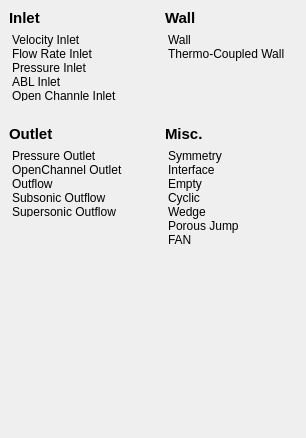
Qt form baramFlow/view/setup/boundary_conditions/boundary_type_picker.ui (nextfoam/baram) before a commit.
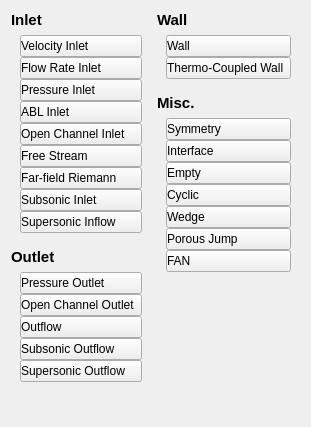
The same form after that commit. Custom widgets are drawn as their Qt base class.

Commit message: boundary type 선택 팝업을 버튼으로 구성

```diff
--- a/baramFlow/view/setup/boundary_conditions/boundary_type_picker.ui
+++ b/baramFlow/view/setup/boundary_conditions/boundary_type_picker.ui
@@ -6,29 +6,17 @@
    <rect>
     <x>0</x>
     <y>0</y>
-    <width>306</width>
-    <height>438</height>
+    <width>308</width>
+    <height>427</height>
    </rect>
   </property>
   <property name="windowTitle">
    <string>Form</string>
   </property>
   <layout class="QHBoxLayout" name="horizontalLayout">
-   <property name="leftMargin">
-    <number>0</number>
-   </property>
-   <property name="topMargin">
-    <number>0</number>
-   </property>
-   <property name="rightMargin">
-    <number>0</number>
-   </property>
-   <property name="bottomMargin">
-    <number>0</number>
-   </property>
    <item>
     <widget class="QWidget" name="widget" native="true">
-     <layout class="QVBoxLayout" name="verticalLayout">
+     <layout class="QVBoxLayout" name="verticalLayout_3">
       <property name="leftMargin">
        <number>0</number>
       </property>
@@ -41,9 +29,6 @@
       <property name="bottomMargin">
        <number>0</number>
       </property>
-      <item>
-       <widget class="QWidget" name="widget_3" native="true">
-        <layout class="QVBoxLayout" name="verticalLayout_6">
          <item>
           <widget class="QLabel" name="label">
            <property name="sizePolicy">
@@ -64,88 +49,188 @@
           </widget>
          </item>
          <item>
-          <widget class="QListWidget" name="inletTypes">
+       <widget class="QWidget" name="widget_3" native="true">
+        <layout class="QVBoxLayout" name="verticalLayout">
+         <property name="spacing">
+          <number>0</number>
+         </property>
+         <property name="topMargin">
+          <number>0</number>
+         </property>
+         <item>
+          <widget class="FlatPushButton" name="velocityInlet">
            <property name="sizePolicy">
-            <sizepolicy hsizetype="Expanding" vsizetype="Preferred">
+            <sizepolicy hsizetype="Expanding" vsizetype="Fixed">
              <horstretch>0</horstretch>
              <verstretch>0</verstretch>
             </sizepolicy>
            </property>
            <property name="styleSheet">
-            <string notr="true">QListWidget {background-color: transparent} QListWidget::item {padding:3
-px}</string>
+            <string notr="true">text-align:left</string>
            </property>
-           <property name="frameShape">
-            <enum>QFrame::NoFrame</enum>
-           </property>
-           <property name="verticalScrollBarPolicy">
-            <enum>Qt::ScrollBarAlwaysOff</enum>
-           </property>
-           <property name="horizontalScrollBarPolicy">
-            <enum>Qt::ScrollBarAlwaysOff</enum>
-           </property>
-           <property name="sizeAdjustPolicy">
-            <enum>QAbstractScrollArea::AdjustToContents</enum>
-           </property>
-           <property name="autoScroll">
-            <bool>false</bool>
-           </property>
-           <property name="editTriggers">
-            <set>QAbstractItemView::NoEditTriggers</set>
-           </property>
-           <item>
             <property name="text">
              <string>Velocity Inlet</string>
             </property>
+           <attribute name="buttonGroup">
+            <string notr="true">buttonGroup</string>
+           </attribute>
+          </widget>
            </item>
            <item>
+          <widget class="FlatPushButton" name="flowRateInlet">
+           <property name="sizePolicy">
+            <sizepolicy hsizetype="Expanding" vsizetype="Fixed">
+             <horstretch>0</horstretch>
+             <verstretch>0</verstretch>
+            </sizepolicy>
+           </property>
+           <property name="styleSheet">
+            <string notr="true">text-align:left</string>
+           </property>
             <property name="text">
              <string>Flow Rate Inlet</string>
             </property>
+           <attribute name="buttonGroup">
+            <string notr="true">buttonGroup</string>
+           </attribute>
+          </widget>
            </item>
            <item>
+          <widget class="FlatPushButton" name="pressureInlet">
+           <property name="sizePolicy">
+            <sizepolicy hsizetype="Expanding" vsizetype="Fixed">
+             <horstretch>0</horstretch>
+             <verstretch>0</verstretch>
+            </sizepolicy>
+           </property>
+           <property name="styleSheet">
+            <string notr="true">text-align:left</string>
+           </property>
             <property name="text">
              <string>Pressure Inlet</string>
             </property>
+           <attribute name="buttonGroup">
+            <string notr="true">buttonGroup</string>
+           </attribute>
+          </widget>
            </item>
            <item>
+          <widget class="FlatPushButton" name="ABLInlet">
+           <property name="sizePolicy">
+            <sizepolicy hsizetype="Expanding" vsizetype="Fixed">
+             <horstretch>0</horstretch>
+             <verstretch>0</verstretch>
+            </sizepolicy>
+           </property>
+           <property name="styleSheet">
+            <string notr="true">text-align:left</string>
+           </property>
             <property name="text">
              <string>ABL Inlet</string>
             </property>
+           <attribute name="buttonGroup">
+            <string notr="true">buttonGroup</string>
+           </attribute>
+          </widget>
            </item>
            <item>
+          <widget class="FlatPushButton" name="openChannelInlet">
+           <property name="sizePolicy">
+            <sizepolicy hsizetype="Expanding" vsizetype="Fixed">
+             <horstretch>0</horstretch>
+             <verstretch>0</verstretch>
+            </sizepolicy>
+           </property>
+           <property name="styleSheet">
+            <string notr="true">text-align:left</string>
+           </property>
             <property name="text">
-             <string>Open Channle Inlet</string>
-            </property>
+            <string>Open Channel Inlet</string>
+           </property>
+           <attribute name="buttonGroup">
+            <string notr="true">buttonGroup</string>
+           </attribute>
+          </widget>
            </item>
            <item>
+          <widget class="FlatPushButton" name="freeStream">
+           <property name="sizePolicy">
+            <sizepolicy hsizetype="Expanding" vsizetype="Fixed">
+             <horstretch>0</horstretch>
+             <verstretch>0</verstretch>
+            </sizepolicy>
+           </property>
+           <property name="styleSheet">
+            <string notr="true">text-align:left</string>
+           </property>
             <property name="text">
              <string>Free Stream</string>
             </property>
+           <attribute name="buttonGroup">
+            <string notr="true">buttonGroup</string>
+           </attribute>
+          </widget>
            </item>
            <item>
+          <widget class="FlatPushButton" name="farFieldRiemann">
+           <property name="sizePolicy">
+            <sizepolicy hsizetype="Expanding" vsizetype="Fixed">
+             <horstretch>0</horstretch>
+             <verstretch>0</verstretch>
+            </sizepolicy>
+           </property>
+           <property name="styleSheet">
+            <string notr="true">text-align:left</string>
+           </property>
             <property name="text">
              <string>Far-field Riemann</string>
             </property>
+           <attribute name="buttonGroup">
+            <string notr="true">buttonGroup</string>
+           </attribute>
+          </widget>
            </item>
            <item>
+          <widget class="FlatPushButton" name="subsonicInlet">
+           <property name="sizePolicy">
+            <sizepolicy hsizetype="Expanding" vsizetype="Fixed">
+             <horstretch>0</horstretch>
+             <verstretch>0</verstretch>
+            </sizepolicy>
+           </property>
+           <property name="styleSheet">
+            <string notr="true">text-align:left</string>
+           </property>
             <property name="text">
              <string>Subsonic Inlet</string>
             </property>
+           <attribute name="buttonGroup">
+            <string notr="true">buttonGroup</string>
+           </attribute>
+          </widget>
            </item>
            <item>
+          <widget class="FlatPushButton" name="supersonicInflow">
+           <property name="sizePolicy">
+            <sizepolicy hsizetype="Expanding" vsizetype="Fixed">
+             <horstretch>0</horstretch>
+             <verstretch>0</verstretch>
+            </sizepolicy>
+           </property>
+           <property name="styleSheet">
+            <string notr="true">text-align:left</string>
+           </property>
             <property name="text">
              <string>Supersonic Inflow</string>
             </property>
-           </item>
+           <attribute name="buttonGroup">
+            <string notr="true">buttonGroup</string>
+           </attribute>
           </widget>
          </item>
         </layout>
        </widget>
       </item>
-      <item>
-       <widget class="QWidget" name="widget_4" native="true">
-        <layout class="QVBoxLayout" name="verticalLayout_3">
          <item>
           <widget class="QLabel" name="label_2">
            <property name="sizePolicy">
@@ -166,57 +251,113 @@
           </widget>
          </item>
          <item>
-          <widget class="QListWidget" name="outletTypes">
+       <widget class="QWidget" name="widget_4" native="true">
+        <layout class="QVBoxLayout" name="verticalLayout_2">
+         <property name="spacing">
+          <number>0</number>
+         </property>
+         <property name="topMargin">
+          <number>0</number>
+         </property>
+         <property name="bottomMargin">
+          <number>0</number>
+         </property>
+         <item>
+          <widget class="FlatPushButton" name="pressureOutlet">
            <property name="sizePolicy">
-            <sizepolicy hsizetype="Expanding" vsizetype="Preferred">
+            <sizepolicy hsizetype="Expanding" vsizetype="Fixed">
              <horstretch>0</horstretch>
              <verstretch>0</verstretch>
             </sizepolicy>
            </property>
            <property name="styleSheet">
-            <string notr="true">QListWidget {background-color: transparent} QListWidget::item {padding:3
-px}</string>
+            <string notr="true">text-align:left</string>
            </property>
-           <property name="frameShape">
-            <enum>QFrame::NoFrame</enum>
-           </property>
-           <property name="verticalScrollBarPolicy">
-            <enum>Qt::ScrollBarAlwaysOff</enum>
-           </property>
-           <property name="horizontalScrollBarPolicy">
-            <enum>Qt::ScrollBarAlwaysOff</enum>
-           </property>
-           <property name="sizeAdjustPolicy">
-            <enum>QAbstractScrollArea::AdjustToContents</enum>
-           </property>
-           <property name="autoScroll">
-            <bool>false</bool>
-           </property>
-           <item>
             <property name="text">
              <string>Pressure Outlet</string>
             </property>
+           <attribute name="buttonGroup">
+            <string notr="true">buttonGroup</string>
+           </attribute>
+          </widget>
            </item>
            <item>
+          <widget class="FlatPushButton" name="openChannelOutlet">
+           <property name="sizePolicy">
+            <sizepolicy hsizetype="Expanding" vsizetype="Fixed">
+             <horstretch>0</horstretch>
+             <verstretch>0</verstretch>
+            </sizepolicy>
+           </property>
+           <property name="styleSheet">
+            <string notr="true">text-align:left</string>
+           </property>
             <property name="text">
-             <string>OpenChannel Outlet</string>
-            </property>
+            <string>Open Channel Outlet</string>
+           </property>
+           <attribute name="buttonGroup">
+            <string notr="true">buttonGroup</string>
+           </attribute>
+          </widget>
            </item>
            <item>
+          <widget class="FlatPushButton" name="outflow">
+           <property name="sizePolicy">
+            <sizepolicy hsizetype="Expanding" vsizetype="Fixed">
+             <horstretch>0</horstretch>
+             <verstretch>0</verstretch>
+            </sizepolicy>
+           </property>
+           <property name="styleSheet">
+            <string notr="true">text-align:left</string>
+           </property>
             <property name="text">
              <string>Outflow</string>
             </property>
+           <attribute name="buttonGroup">
+            <string notr="true">buttonGroup</string>
+           </attribute>
+          </widget>
            </item>
            <item>
+          <widget class="FlatPushButton" name="subsonicOutflow">
+           <property name="sizePolicy">
+            <sizepolicy hsizetype="Expanding" vsizetype="Fixed">
+             <horstretch>0</horstretch>
+             <verstretch>0</verstretch>
+            </sizepolicy>
+           </property>
+           <property name="styleSheet">
+            <string notr="true">text-align:left</string>
+           </property>
             <property name="text">
              <string>Subsonic Outflow</string>
             </property>
+           <attribute name="buttonGroup">
+            <string notr="true">buttonGroup</string>
+           </attribute>
+          </widget>
            </item>
            <item>
+          <widget class="FlatPushButton" name="supersonicOutflow">
+           <property name="sizePolicy">
+            <sizepolicy hsizetype="Expanding" vsizetype="Fixed">
+             <horstretch>0</horstretch>
+             <verstretch>0</verstretch>
+            </sizepolicy>
+           </property>
+           <property name="styleSheet">
+            <string notr="true">text-align:left</string>
+           </property>
             <property name="text">
              <string>Supersonic Outflow</string>
             </property>
-           </item>
+           <attribute name="buttonGroup">
+            <string notr="true">buttonGroup</string>
+           </attribute>
+          </widget>
+         </item>
+        </layout>
           </widget>
          </item>
          <item>
@@ -235,12 +376,9 @@
         </layout>
        </widget>
       </item>
-     </layout>
-    </widget>
-   </item>
    <item>
     <widget class="QWidget" name="widget_2" native="true">
-     <layout class="QVBoxLayout" name="verticalLayout_2">
+     <layout class="QVBoxLayout" name="verticalLayout_6">
       <property name="leftMargin">
        <number>0</number>
       </property>
@@ -253,72 +391,77 @@
       <property name="bottomMargin">
        <number>0</number>
       </property>
+      <item>
+       <widget class="QLabel" name="label_4">
+        <property name="sizePolicy">
+         <sizepolicy hsizetype="Preferred" vsizetype="Fixed">
+          <horstretch>0</horstretch>
+          <verstretch>0</verstretch>
+         </sizepolicy>
+        </property>
+        <property name="font">
+         <font>
+          <pointsize>11</pointsize>
+          <bold>true</bold>
+         </font>
+        </property>
+        <property name="text">
+         <string>Wall</string>
+        </property>
+       </widget>
+      </item>
       <item>
        <widget class="QWidget" name="widget_5" native="true">
-        <layout class="QVBoxLayout" name="verticalLayout_4">
-         <item>
-          <widget class="QLabel" name="label_3">
-           <property name="sizePolicy">
-            <sizepolicy hsizetype="Preferred" vsizetype="Fixed">
-             <horstretch>0</horstretch>
-             <verstretch>0</verstretch>
-            </sizepolicy>
-           </property>
-           <property name="font">
-            <font>
-             <pointsize>11</pointsize>
-             <bold>true</bold>
-            </font>
-           </property>
-           <property name="text">
-            <string>Wall</string>
-           </property>
-          </widget>
-         </item>
-         <item>
-          <widget class="QListWidget" name="wallTypes">
-           <property name="sizePolicy">
-            <sizepolicy hsizetype="Expanding" vsizetype="Preferred">
-             <horstretch>0</horstretch>
-             <verstretch>0</verstretch>
-            </sizepolicy>
-           </property>
-           <property name="styleSheet">
-            <string notr="true">QListWidget {background-color: transparent} QListWidget::item {padding:3
-px}</string>
-           </property>
-           <property name="frameShape">
-            <enum>QFrame::NoFrame</enum>
-           </property>
-           <property name="verticalScrollBarPolicy">
-            <enum>Qt::ScrollBarAlwaysOff</enum>
-           </property>
-           <property name="horizontalScrollBarPolicy">
-            <enum>Qt::ScrollBarAlwaysOff</enum>
-           </property>
-           <property name="sizeAdjustPolicy">
-            <enum>QAbstractScrollArea::AdjustToContents</enum>
-           </property>
-           <item>
-            <property name="text">
-             <string>Wall</string>
-            </property>
-           </item>
-           <item>
-            <property name="text">
-             <string>Thermo-Coupled Wall</string>
-            </property>
-           </item>
-          </widget>
-         </item>
-        </layout>
-       </widget>
-      </item>
-      <item>
-       <widget class="QWidget" name="widget_6" native="true">
         <layout class="QVBoxLayout" name="verticalLayout_5">
+         <property name="spacing">
+          <number>0</number>
+         </property>
+         <property name="topMargin">
+          <number>0</number>
+         </property>
          <item>
-          <widget class="QLabel" name="label_4">
+          <widget class="FlatPushButton" name="wall">
+           <property name="sizePolicy">
+            <sizepolicy hsizetype="Expanding" vsizetype="Fixed">
+             <horstretch>0</horstretch>
+             <verstretch>0</verstretch>
+            </sizepolicy>
+           </property>
+           <property name="styleSheet">
+            <string notr="true">text-align:left</string>
+           </property>
+           <property name="text">
+            <string>Wall</string>
+           </property>
+           <attribute name="buttonGroup">
+            <string notr="true">buttonGroup</string>
+           </attribute>
+          </widget>
+         </item>
+         <item>
+          <widget class="FlatPushButton" name="thermoCoupledWall">
+           <property name="sizePolicy">
+            <sizepolicy hsizetype="Expanding" vsizetype="Fixed">
+             <horstretch>0</horstretch>
+             <verstretch>0</verstretch>
+            </sizepolicy>
+           </property>
+           <property name="styleSheet">
+            <string notr="true">text-align:left</string>
+           </property>
+           <property name="text">
+            <string>Thermo-Coupled Wall</string>
+           </property>
+           <attribute name="buttonGroup">
+            <string notr="true">buttonGroup</string>
+           </attribute>
+          </widget>
+         </item>
+        </layout>
+       </widget>
+      </item>
+      <item>
+       <widget class="QLabel" name="label_5">
            <property name="sizePolicy">
             <sizepolicy hsizetype="Preferred" vsizetype="Fixed">
              <horstretch>0</horstretch>
@@ -337,58 +480,151 @@
           </widget>
          </item>
          <item>
-          <widget class="QListWidget" name="miscTypes">
-           <property name="styleSheet">
-            <string notr="true">QListWidget {background-color: transparent} QListWidget::item {padding:3
-px}</string>
-           </property>
-           <property name="frameShape">
-            <enum>QFrame::NoFrame</enum>
-           </property>
-           <property name="verticalScrollBarPolicy">
-            <enum>Qt::ScrollBarAlwaysOff</enum>
-           </property>
-           <property name="horizontalScrollBarPolicy">
-            <enum>Qt::ScrollBarAlwaysOff</enum>
-           </property>
-           <property name="sizeAdjustPolicy">
-            <enum>QAbstractScrollArea::AdjustToContents</enum>
+       <widget class="QWidget" name="widget_6" native="true">
+        <layout class="QVBoxLayout" name="verticalLayout_4">
+         <property name="spacing">
+          <number>0</number>
+         </property>
+         <property name="topMargin">
+          <number>0</number>
+         </property>
+         <property name="bottomMargin">
+          <number>0</number>
            </property>
            <item>
+          <widget class="FlatPushButton" name="symmetry">
+           <property name="sizePolicy">
+            <sizepolicy hsizetype="Expanding" vsizetype="Fixed">
+             <horstretch>0</horstretch>
+             <verstretch>0</verstretch>
+            </sizepolicy>
+           </property>
+           <property name="styleSheet">
+            <string notr="true">text-align:left</string>
+           </property>
             <property name="text">
              <string>Symmetry</string>
             </property>
+           <attribute name="buttonGroup">
+            <string notr="true">buttonGroup</string>
+           </attribute>
+          </widget>
            </item>
            <item>
+          <widget class="FlatPushButton" name="interface_">
+           <property name="sizePolicy">
+            <sizepolicy hsizetype="Expanding" vsizetype="Fixed">
+             <horstretch>0</horstretch>
+             <verstretch>0</verstretch>
+            </sizepolicy>
+           </property>
+           <property name="styleSheet">
+            <string notr="true">text-align:left</string>
+           </property>
             <property name="text">
              <string>Interface</string>
             </property>
+           <attribute name="buttonGroup">
+            <string notr="true">buttonGroup</string>
+           </attribute>
+          </widget>
            </item>
            <item>
+          <widget class="FlatPushButton" name="empty">
+           <property name="sizePolicy">
+            <sizepolicy hsizetype="Expanding" vsizetype="Fixed">
+             <horstretch>0</horstretch>
+             <verstretch>0</verstretch>
+            </sizepolicy>
+           </property>
+           <property name="styleSheet">
+            <string notr="true">text-align:left</string>
+           </property>
             <property name="text">
              <string>Empty</string>
             </property>
+           <attribute name="buttonGroup">
+            <string notr="true">buttonGroup</string>
+           </attribute>
+          </widget>
            </item>
            <item>
+          <widget class="FlatPushButton" name="cyclic">
+           <property name="sizePolicy">
+            <sizepolicy hsizetype="Expanding" vsizetype="Fixed">
+             <horstretch>0</horstretch>
+             <verstretch>0</verstretch>
+            </sizepolicy>
+           </property>
+           <property name="styleSheet">
+            <string notr="true">text-align:left</string>
+           </property>
             <property name="text">
              <string>Cyclic</string>
             </property>
+           <attribute name="buttonGroup">
+            <string notr="true">buttonGroup</string>
+           </attribute>
+          </widget>
            </item>
            <item>
+          <widget class="FlatPushButton" name="wedge">
+           <property name="sizePolicy">
+            <sizepolicy hsizetype="Expanding" vsizetype="Fixed">
+             <horstretch>0</horstretch>
+             <verstretch>0</verstretch>
+            </sizepolicy>
+           </property>
+           <property name="styleSheet">
+            <string notr="true">text-align:left</string>
+           </property>
             <property name="text">
              <string>Wedge</string>
             </property>
+           <attribute name="buttonGroup">
+            <string notr="true">buttonGroup</string>
+           </attribute>
+          </widget>
            </item>
            <item>
+          <widget class="FlatPushButton" name="porousJump">
+           <property name="sizePolicy">
+            <sizepolicy hsizetype="Expanding" vsizetype="Fixed">
+             <horstretch>0</horstretch>
+             <verstretch>0</verstretch>
+            </sizepolicy>
+           </property>
+           <property name="styleSheet">
+            <string notr="true">text-align:left</string>
+           </property>
             <property name="text">
              <string>Porous Jump</string>
             </property>
+           <attribute name="buttonGroup">
+            <string notr="true">buttonGroup</string>
+           </attribute>
+          </widget>
            </item>
            <item>
+          <widget class="FlatPushButton" name="FAN">
+           <property name="sizePolicy">
+            <sizepolicy hsizetype="Expanding" vsizetype="Fixed">
+             <horstretch>0</horstretch>
+             <verstretch>0</verstretch>
+            </sizepolicy>
+           </property>
+           <property name="styleSheet">
+            <string notr="true">text-align:left</string>
+           </property>
             <property name="text">
              <string>FAN</string>
             </property>
-           </item>
+           <attribute name="buttonGroup">
+            <string notr="true">buttonGroup</string>
+           </attribute>
+          </widget>
+         </item>
+        </layout>
           </widget>
          </item>
          <item>
@@ -409,9 +645,13 @@
       </item>
      </layout>
     </widget>
-   </item>
-  </layout>
- </widget>
+ <customwidgets>
+  <customwidget>
+   <class>FlatPushButton</class>
+   <extends>QPushButton</extends>
+   <header location="global">widgets.flat_push_button</header>
+  </customwidget>
+ </customwidgets>
  <resources/>
  <connections/>
 </ui>
```
Left out of the diff: 3 changed lines with no effect on the pictures. Lines whose indentation alone changed are shown as unchanged. The commit also changes 1 other file.
